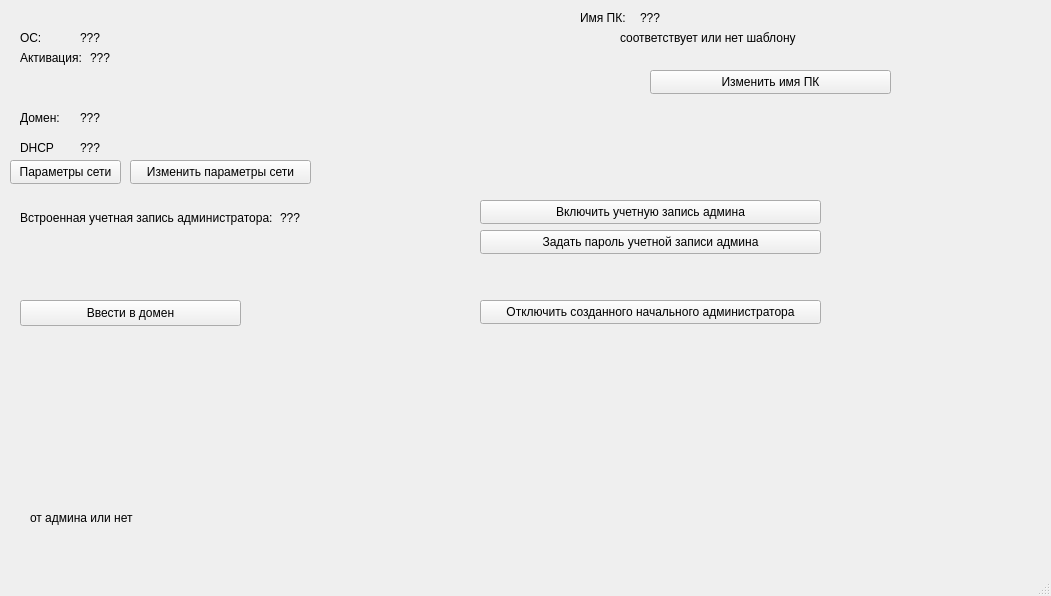
The window that design_ui/main.ui (BagaJimbildan/LAS_SibSIU) describes before a commit, drawn with Qt 5.
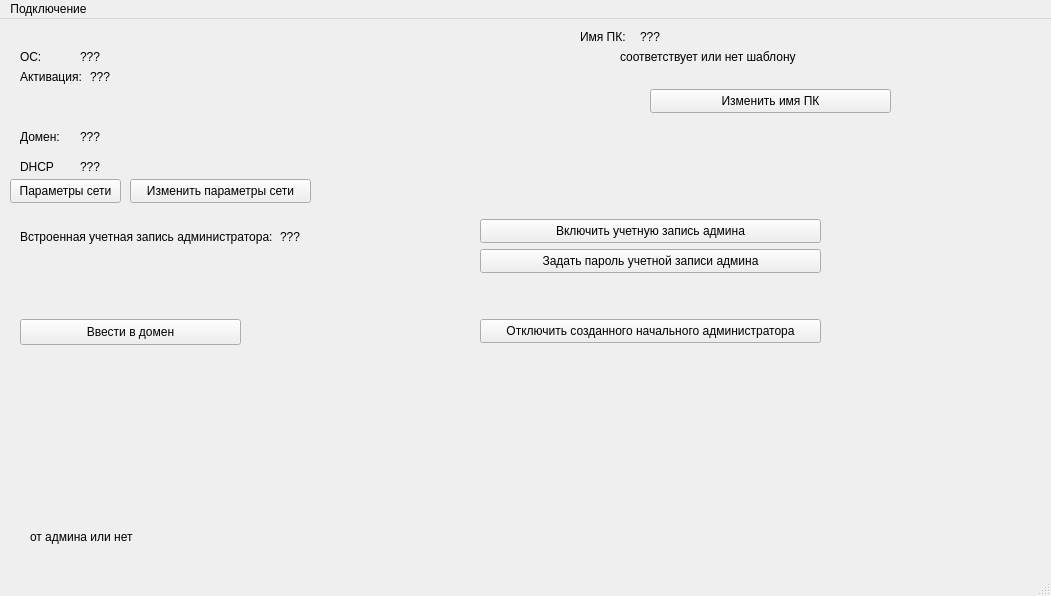
The same window after the commit.

```diff
--- a/design_ui/main.ui
+++ b/design_ui/main.ui
@@ -297,6 +297,15 @@
      <height>33</height>
     </rect>
    </property>
+   <widget class="QMenu" name="menu">
+    <property name="title">
+     <string>Подключение</string>
+    </property>
+    <addaction name="action"/>
+    <addaction name="action_2"/>
+    <addaction name="action_3"/>
+   </widget>
+   <addaction name="menu"/>
   </widget>
   <widget class="QStatusBar" name="statusbar"/>
  </widget>
```
Left out of the diff: 15 changed lines with no effect on the pictures.
